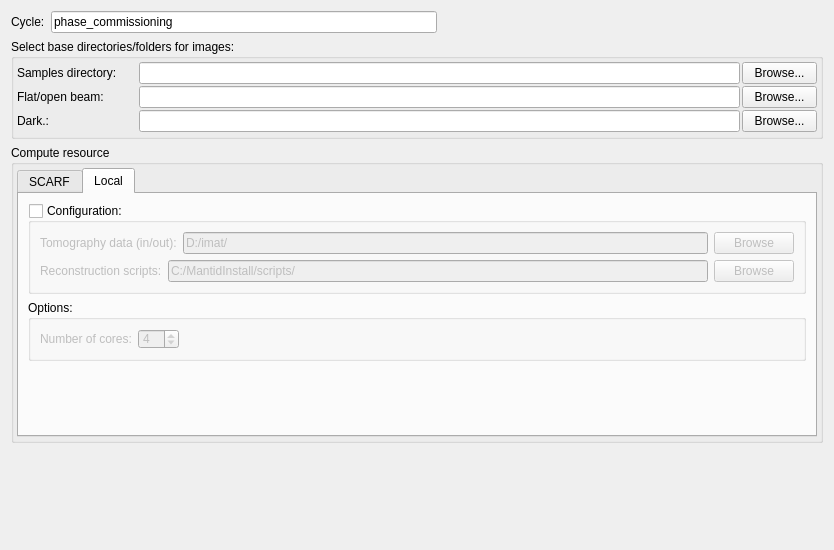
This is MantidQt/CustomInterfaces/inc/MantidQtCustomInterfaces/Tomography/TomographyIfaceQtTabSetup.ui in mantidproject/mantid as Qt 5 draws it before an edit. The edited form follows.
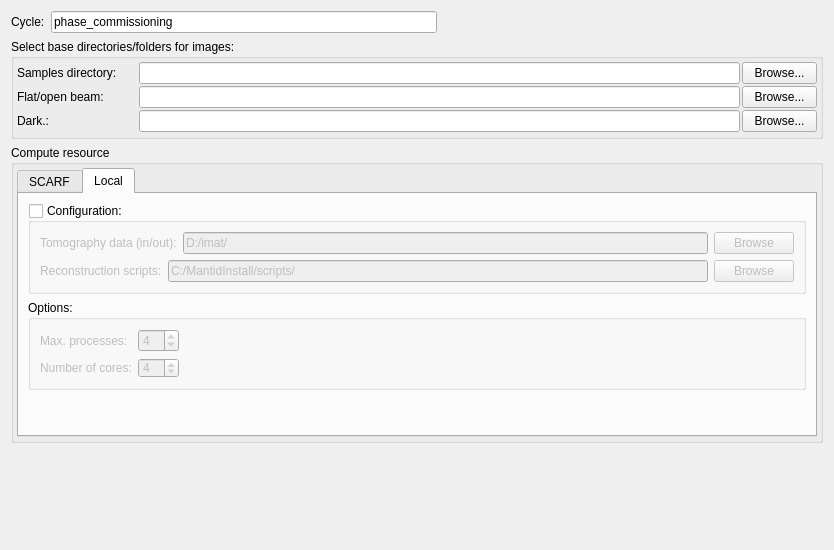
This is the edited form. The open tabs and pages were chosen to show the change.

Commit message: reorganize widgets for local conf, add max processes, re #12900

The edit to the form file:
```diff
--- a/MantidQt/CustomInterfaces/inc/MantidQtCustomInterfaces/Tomography/TomographyIfaceQtTabSetup.ui
+++ b/MantidQt/CustomInterfaces/inc/MantidQtCustomInterfaces/Tomography/TomographyIfaceQtTabSetup.ui
@@ -504,8 +504,45 @@
             </property>
             <layout class="QGridLayout" name="gridLayout_8">
              <item row="0" column="0">
-              <layout class="QHBoxLayout" name="horizontalLayout_6">
-               <item>
+              <widget class="QLabel" name="label_3">
+               <property name="enabled">
+                <bool>false</bool>
+               </property>
+               <property name="text">
+                <string>Max. processes:</string>
+               </property>
+              </widget>
+             </item>
+             <item row="0" column="1">
+              <widget class="QSpinBox" name="spinBox">
+               <property name="enabled">
+                <bool>false</bool>
+               </property>
+               <property name="minimum">
+                <number>1</number>
+               </property>
+               <property name="maximum">
+                <number>10</number>
+               </property>
+               <property name="value">
+                <number>4</number>
+               </property>
+              </widget>
+             </item>
+             <item row="0" column="2">
+              <spacer name="horizontalSpacer_10">
+               <property name="orientation">
+                <enum>Qt::Horizontal</enum>
+               </property>
+               <property name="sizeHint" stdset="0">
+                <size>
+                 <width>40</width>
+                 <height>20</height>
+                </size>
+               </property>
+              </spacer>
+             </item>
+             <item row="1" column="0">
                 <widget class="QLabel" name="label_25">
                  <property name="enabled">
                   <bool>false</bool>
@@ -515,7 +552,7 @@
                  </property>
                 </widget>
                </item>
-               <item>
+             <item row="1" column="1">
                 <widget class="QSpinBox" name="spinBox_localNumCores">
                  <property name="enabled">
                   <bool>false</bool>
@@ -534,7 +571,7 @@
                  </property>
                 </widget>
                </item>
-               <item>
+             <item row="1" column="2">
                 <spacer name="horizontalSpacer_18">
                  <property name="orientation">
                   <enum>Qt::Horizontal</enum>
@@ -546,8 +583,6 @@
                   </size>
                  </property>
                 </spacer>
-               </item>
-              </layout>
              </item>
             </layout>
            </widget>
```
Left out of the diff: 2 changed lines with no effect on the pictures. Lines whose indentation alone changed are shown as unchanged.
